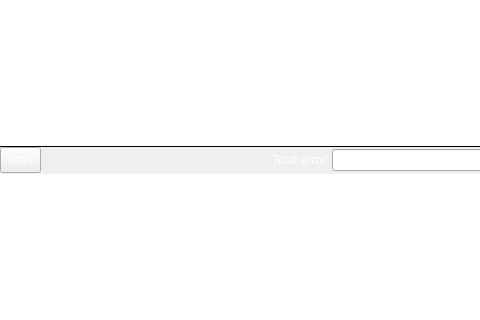
First picture: the form in ApplicationUi/DatasetTestWidget.ui, repository kacerpetr/NNCreator, before the edit; both pictures show x 0 to 480 and y 243 to 563 of the 899 by 665 pixel window.
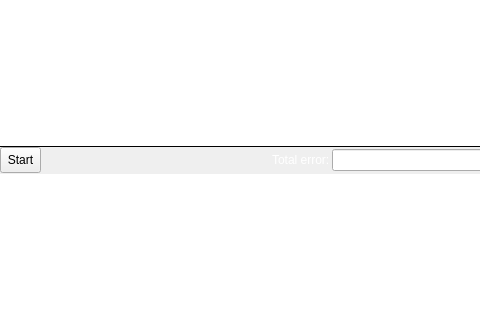
Second picture: the form after the edit. Icons and pictures are not drawn.

What changed in the file:
```diff
--- a/ApplicationUi/DatasetTestWidget.ui
+++ b/ApplicationUi/DatasetTestWidget.ui
@@ -432,9 +432,6 @@
             <property name="toolTip">
              <string>Calculates outputs and errors of neural network.</string>
             </property>
-            <property name="styleSheet">
-             <string notr="true">color: white;</string>
-            </property>
             <property name="text">
              <string>Start</string>
             </property>
```
